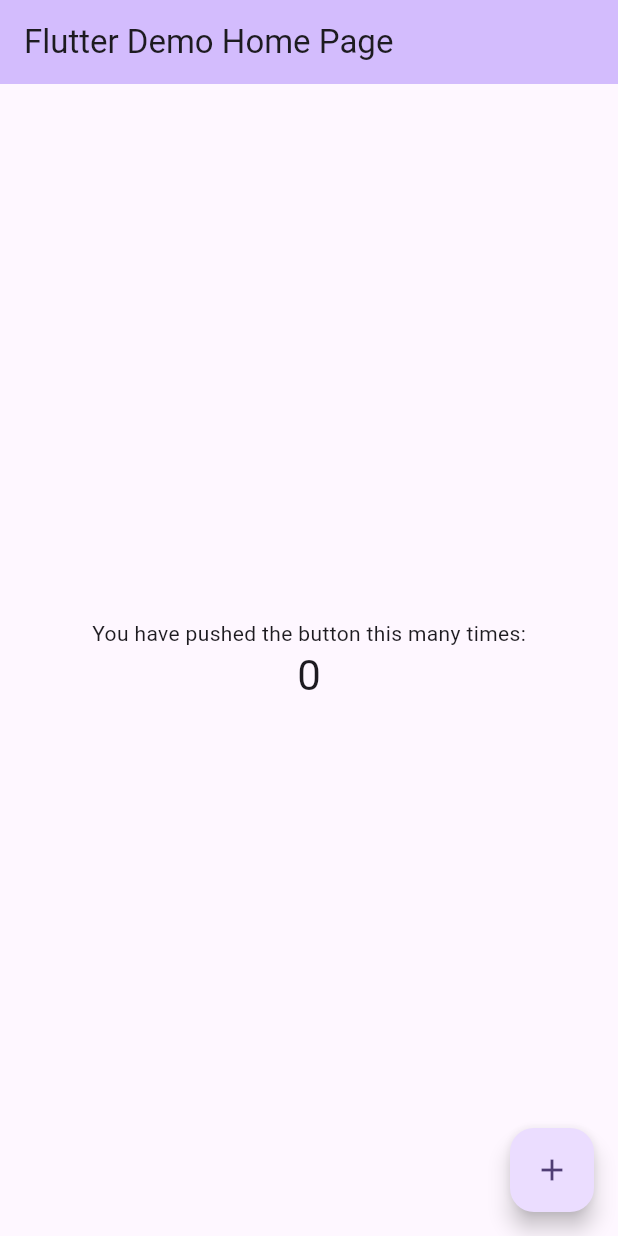
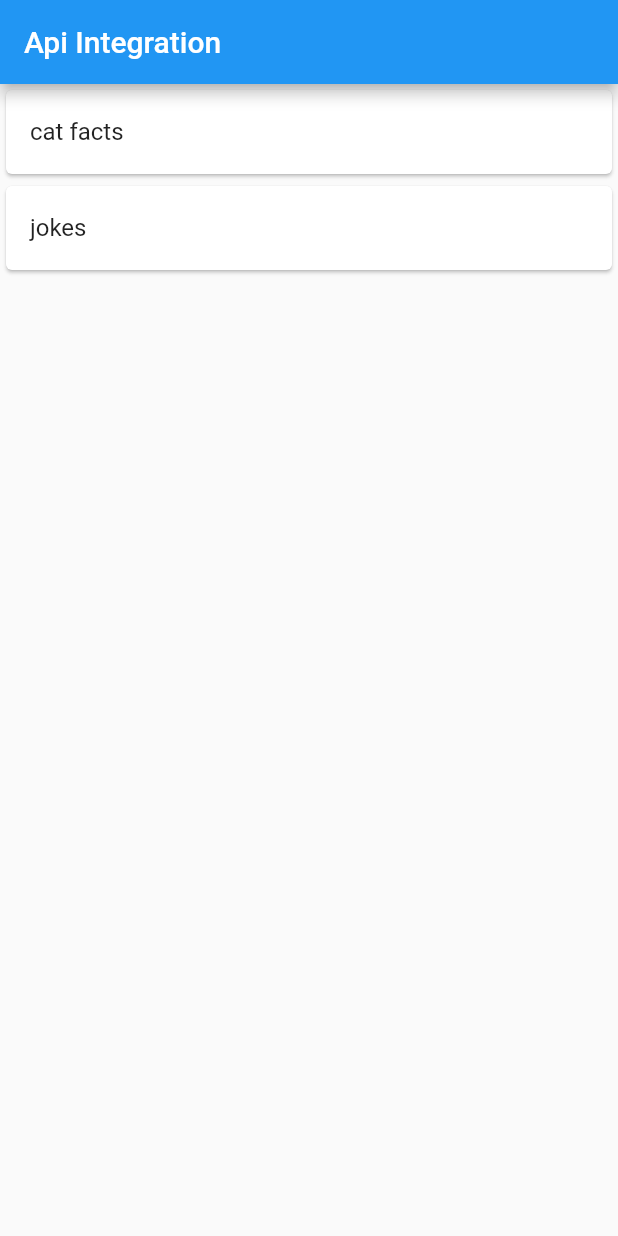
Before and after one commit to CodeCrypt05/API-Integration, a Flutter app: the screen it shows after launch, on a phone screen of 412 x 824 dp. Run offline on Flutter 3.47's test engine with Material 2 defaults, Android fonts, the phone set to English and light mode, and no system bars; our stand-ins replace shimmer.

Commit message:
project shifted

```diff
--- /dev/null
+++ b/lib/data/dummy_data.dart
@@ -0,0 +1,6 @@
+import 'package:api_integration1/models/category.dart';
+
+List<String> title = ['cat facts', 'jokes'];
+
+final List<Category> category_title = List.generate(
+    title.length, (index) => Category(title: title[index], index: index));
--- a/lib/main.dart
+++ b/lib/main.dart
@@ -1,4 +1,6 @@
 import 'package:flutter/material.dart';
+
+import 'package:api_integration1/screens/home.dart';
 
 void main() {
   runApp(const MyApp());
@@ -13,113 +15,10 @@ class MyApp extends StatelessWidget {
     return MaterialApp(
       title: 'Flutter Demo',
       theme: ThemeData(
-        // This is the theme of your application.
-        //
-        // TRY THIS: Try running your application with "flutter run". You'll see
-        // the application has a blue toolbar. Then, without quitting the app,
-        // try changing the seedColor in the colorScheme below to Colors.green
-        // and then invoke "hot reload" (save your changes or press the "hot
-        // reload" button in a Flutter-supported IDE, or press "r" if you used
-        // the command line to start the app).
-        //
-        // Notice that the counter didn't reset back to zero; the application
-        // state is not lost during the reload. To reset the state, use hot
-        // restart instead.
-        //
-        // This works for code too, not just values: Most code changes can be
-        // tested with just a hot reload.
-        colorScheme: ColorScheme.fromSeed(seedColor: Colors.deepPurple),
-        useMaterial3: true,
+        primarySwatch: Colors.blue,
+        visualDensity: VisualDensity.adaptivePlatformDensity,
       ),
-      home: const MyHomePage(title: 'Flutter Demo Home Page'),
+      home: HomeScreen(),
     );
   }
 }
-
-class MyHomePage extends StatefulWidget {
-  const MyHomePage({super.key, required this.title});
-
-  // This widget is the home page of your application. It is stateful, meaning
-  // that it has a State object (defined below) that contains fields that affect
-  // how it looks.
-
-  // This class is the configuration for the state. It holds the values (in this
-  // case the title) provided by the parent (in this case the App widget) and
-  // used by the build method of the State. Fields in a Widget subclass are
-  // always marked "final".
-
-  final String title;
-
-  @override
-  State<MyHomePage> createState() => _MyHomePageState();
-}
-
-class _MyHomePageState extends State<MyHomePage> {
-  int _counter = 0;
-
-  void _incrementCounter() {
-    setState(() {
-      // This call to setState tells the Flutter framework that something has
-      // changed in this State, which causes it to rerun the build method below
-      // so that the display can reflect the updated values. If we changed
-      // _counter without calling setState(), then the build method would not be
-      // called again, and so nothing would appear to happen.
-      _counter++;
-    });
-  }
-
-  @override
-  Widget build(BuildContext context) {
-    // This method is rerun every time setState is called, for instance as done
-    // by the _incrementCounter method above.
-    //
-    // The Flutter framework has been optimized to make rerunning build methods
-    // fast, so that you can just rebuild anything that needs updating rather
-    // than having to individually change instances of widgets.
-    return Scaffold(
-      appBar: AppBar(
-        // TRY THIS: Try changing the color here to a specific color (to
-        // Colors.amber, perhaps?) and trigger a hot reload to see the AppBar
-        // change color while the other colors stay the same.
-        backgroundColor: Theme.of(context).colorScheme.inversePrimary,
-        // Here we take the value from the MyHomePage object that was created by
-        // the App.build method, and use it to set our appbar title.
-        title: Text(widget.title),
-      ),
-      body: Center(
-        // Center is a layout widget. It takes a single child and positions it
-        // in the middle of the parent.
-        child: Column(
-          // Column is also a layout widget. It takes a list of children and
-          // arranges them vertically. By default, it sizes itself to fit its
-          // children horizontally, and tries to be as tall as its parent.
-          //
-          // Column has various properties to control how it sizes itself and
-          // how it positions its children. Here we use mainAxisAlignment to
-          // center the children vertically; the main axis here is the vertical
-          // axis because Columns are vertical (the cross axis would be
-          // horizontal).
-          //
-          // TRY THIS: Invoke "debug painting" (choose the "Toggle Debug Paint"
-          // action in the IDE, or press "p" in the console), to see the
-          // wireframe for each widget.
-          mainAxisAlignment: MainAxisAlignment.center,
-          children: <Widget>[
-            const Text(
-              'You have pushed the button this many times:',
-            ),
-            Text(
-              '$_counter',
-              style: Theme.of(context).textTheme.headlineMedium,
-            ),
-          ],
-        ),
-      ),
-      floatingActionButton: FloatingActionButton(
-        onPressed: _incrementCounter,
-        tooltip: 'Increment',
-        child: const Icon(Icons.add),
-      ), // This trailing comma makes auto-formatting nicer for build methods.
-    );
-  }
-}
--- /dev/null
+++ b/lib/models/category.dart
@@ -0,0 +1,6 @@
+class Category {
+  final String title;
+  final int index;
+
+  Category({required this.title, required this.index});
+}
--- /dev/null
+++ b/lib/screens/home.dart
@@ -0,0 +1,36 @@
+import 'package:flutter/material.dart';
+
+import 'package:api_integration1/data/dummy_data.dart';
+import 'package:api_integration1/screens/fetch_screen.dart';
+
+class HomeScreen extends StatelessWidget {
+  HomeScreen({super.key});
+
+  @override
+  Widget build(BuildContext context) {
+    return Scaffold(
+      appBar: AppBar(
+        title: Text('Api Integration'),
+        elevation: 4,
+      ),
+      body: ListView.builder(
+          itemCount: category_title.length,
+          itemBuilder: (context, index) {
+            return Card(
+              child: ListTile(
+                title: Text(category_title[index].title),
+                onTap: () {
+                  Navigator.of(context).push(
+                    MaterialPageRoute(
+                        builder: (context) => FetchScreen(
+                              category: category_title[index],
+                              index: category_title[index],
+                            )),
+                  );
+                },
+              ),
+            );
+          }),
+    );
+  }
+}
--- /dev/null
+++ b/lib/services/cat.dart
@@ -0,0 +1,24 @@
+import 'dart:convert';
+import 'package:http/http.dart' as http;
+
+class Cat {
+  final String fact;
+
+  Cat({required this.fact});
+
+  factory Cat.fromJson(Map<String, dynamic> json) {
+    return Cat(
+      fact: json['fact'],
+    );
+  }
+}
+
+Future<Cat> fetchCatFacts() async {
+  final response = await http.get(Uri.parse("https://catfact.ninja/fact"));
+
+  if (response.statusCode == 200) {
+    return Cat.fromJson(jsonDecode(response.body));
+  } else {
+    throw Exception('Failed to load joke');
+  }
+}
--- a/pubspec.yaml
+++ b/pubspec.yaml
@@ -35,6 +35,8 @@ dependencies:
   # The following adds the Cupertino Icons font to your application.
   # Use with the CupertinoIcons class for iOS style icons.
   cupertino_icons: ^1.0.2
+  http: ^1.1.0
+  shimmer: ^3.0.0
 
 dev_dependencies:
   flutter_test:
```
Also changed, not shown: lib/screens/fetch_screen.dart (added, +110 -0 lines), lib/services/joke.dart (added, +27 -0 lines), lib/widgets/card_and_button.dart (added, +54 -0 lines), pubspec.lock.
